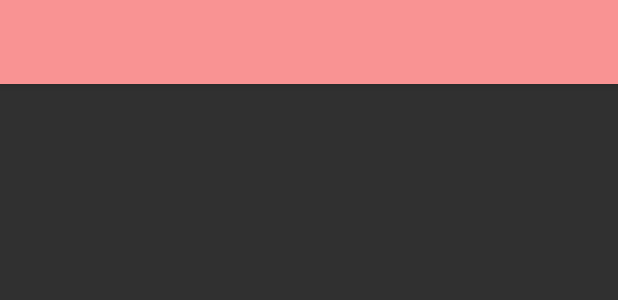
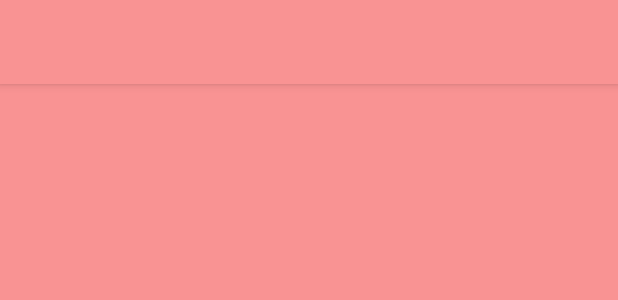
Before and after one commit to alperyazir/Nepismis-v.0.0, an Android app: the layout activity_cook.xml on its own in the app's theme, with its tools: preview values and no code run, on a phone screen of 412 x 824 dp. Shown: the top 300 px of the screen. Run offline under Robolectric (Android 15) with nearby library versions, the phone set to English and light mode, and no system bars.

Commit message:
-Aşçı sayfası list view custumize edildi. SAğı solu düzeltilip eklenecek

```diff
--- a/app/src/main/res/layout/activity_cook.xml
+++ b/app/src/main/res/layout/activity_cook.xml
@@ -7,6 +7,9 @@
     android:layout_height="match_parent"
     android:fitsSystemWindows="true"
     tools:openDrawer="start">
+
+
+
 
     <include
         layout="@layout/app_bar_cook"
@@ -20,6 +23,8 @@
         android:layout_gravity="start"
         android:fitsSystemWindows="true"
         app:headerLayout="@layout/nav_header_cook"
-        app:menu="@menu/activity_cook_drawer" />
+        app:menu="@menu/activity_cook_drawer" >
+
+    </android.support.design.widget.NavigationView>
 
 </android.support.v4.widget.DrawerLayout>
--- a/app/src/main/res/layout/app_bar_cook.xml
+++ b/app/src/main/res/layout/app_bar_cook.xml
@@ -22,4 +22,5 @@
 
     <include layout="@layout/content_cook" />
 
+
 </android.support.design.widget.CoordinatorLayout>
--- a/app/src/main/res/layout/content_cook.xml
+++ b/app/src/main/res/layout/content_cook.xml
@@ -4,8 +4,26 @@
     xmlns:tools="http://schemas.android.com/tools"
     android:layout_width="match_parent"
     android:layout_height="match_parent"
+    android:background="#F99393"
     app:layout_behavior="@string/appbar_scrolling_view_behavior"
     tools:context="com.example.ayzr.nepismis_v00.CookActivity"
     tools:showIn="@layout/app_bar_cook">
 
+
+    <ListView
+        android:id="@+id/list"
+        android:layout_width="match_parent"
+        android:layout_height="match_parent"
+        android:layout_marginBottom="0dp"
+        android:layout_marginLeft="8dp"
+        android:layout_marginRight="8dp"
+        android:layout_marginTop="8dp"
+        android:visibility="visible"
+        app:layout_constraintBottom_toBottomOf="parent"
+        app:layout_constraintHorizontal_bias="0.5"
+        app:layout_constraintLeft_toLeftOf="parent"
+        app:layout_constraintRight_toRightOf="parent"
+        app:layout_constraintTop_toBottomOf="parent"
+        app:layout_constraintVertical_bias="0.5" />
+
 </android.support.constraint.ConstraintLayout>
```
Also changed, not shown: app/src/main/java/com/example/ayzr/nepismis_v00/CookActivity.java (+20 -0 lines), app/src/main/java/com/example/ayzr/nepismis_v00/Custom_order_adapter.java (added, +64 -0 lines).
